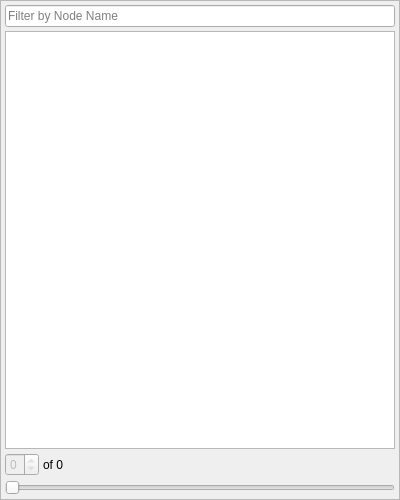
First picture: the form in bt_editor/sidepanel_replay.ui, repository BehaviorTree/Groot, before the edit.
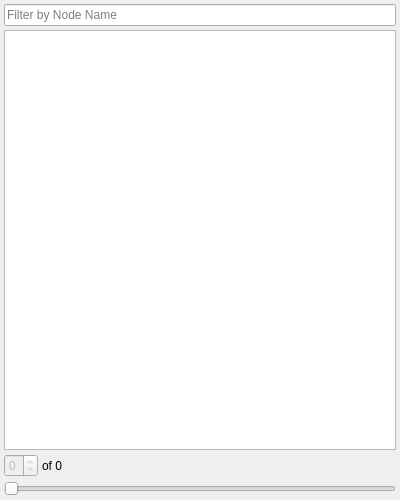
Second picture: the form after the edit. Icons and pictures are not drawn.

```diff
--- a/bt_editor/sidepanel_replay.ui
+++ b/bt_editor/sidepanel_replay.ui
@@ -19,10 +19,10 @@
    <string>Frame</string>
   </property>
   <property name="frameShape">
-   <enum>QFrame::StyledPanel</enum>
+   <enum>QFrame::NoFrame</enum>
   </property>
   <property name="frameShadow">
-   <enum>QFrame::Raised</enum>
+   <enum>QFrame::Plain</enum>
   </property>
   <layout class="QVBoxLayout" name="verticalLayout">
    <property name="spacing">
```
